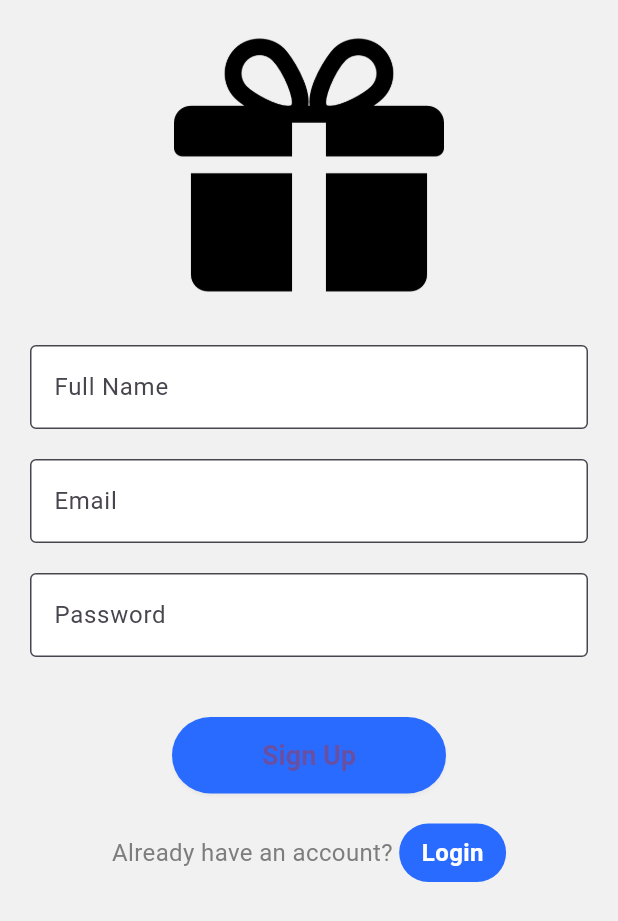
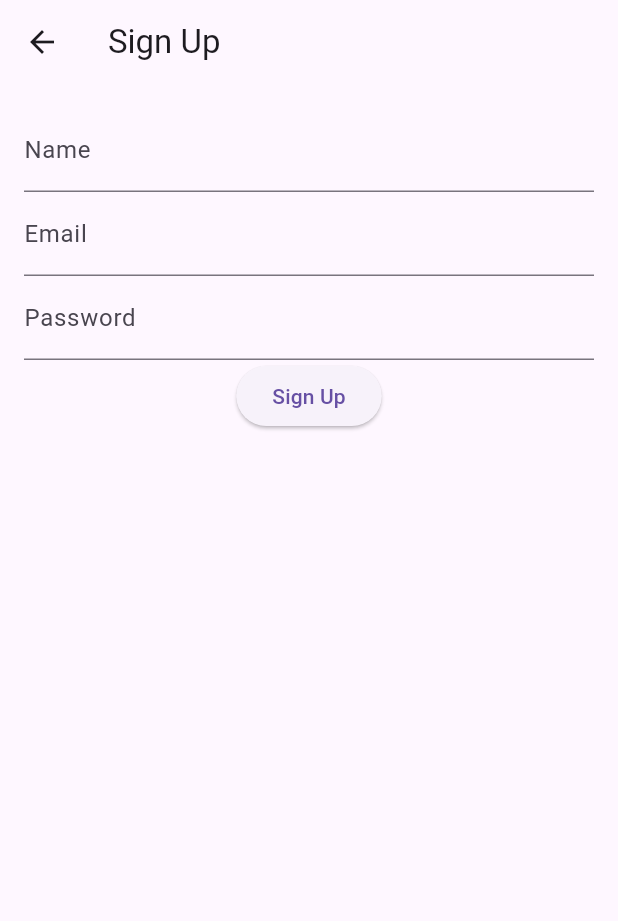
Before and after one commit to OsamaKhaled9/hediaty, a Flutter app: the LandingPage screen opened by its route, after a tap on "Sign Up", on a phone screen of 412 x 824 dp. Shown: the top 921 px of the screen. Run offline on Flutter 3.47's test engine with Material 3 defaults, Android fonts, the phone set to English and light mode, and no system bars; our stand-ins replace firebase_auth, firebase_core, shared_preferences, sqflite, sqflite_common_ffi; accounts and stored records are empty.

Commit message:
signup_page done.

```diff
--- /dev/null
+++ b/lib/core/models/user.dart
@@ -0,0 +1,13 @@
+class User {
+  final String name;
+  final String email;
+
+  User({required this.name, required this.email});
+
+  Map<String, dynamic> toMap() {
+    return {
+      'name': name,
+      'email': email,
+    };
+  }
+}
--- /dev/null
+++ b/lib/db/database_helper.dart
@@ -0,0 +1,50 @@
+import 'package:sqflite/sqflite.dart';
+import 'package:path/path.dart';
+
+class DatabaseHelper {
+  static const _databaseName = 'Hedieaty.db';
+  static const _databaseVersion = 1;
+
+  static const table = 'users';
+  static const columnId = '_id';
+  static const columnName = 'name';
+  static const columnEmail = 'email';
+
+  static final DatabaseHelper instance = DatabaseHelper._init();
+  static Database? _database;
+
+  DatabaseHelper._init();
+
+  Future<Database> get database async {
+    if (_database != null) return _database!;
+    _database = await _initDatabase();
+    return _database!;
+  }
+
+  Future<Database> _initDatabase() async {
+    final dbPath = await getDatabasesPath();
+    final path = join(dbPath, _databaseName);
+
+    return await openDatabase(path, version: _databaseVersion, onCreate: _onCreate);
+  }
+
+  Future _onCreate(Database db, int version) async {
+    await db.execute('''
+      CREATE TABLE $table (
+        $columnId INTEGER PRIMARY KEY,
+        $columnName TEXT NOT NULL,
+        $columnEmail TEXT NOT NULL
+      )
+    ''');
+  }
+
+  Future<int> insert(Map<String, dynamic> row) async {
+    final db = await instance.database;
+    return await db.insert(table, row);
+  }
+
+  Future<List<Map<String, dynamic>>> queryAll() async {
+    final db = await instance.database;
+    return await db.query(table);
+  }
+}
--- /dev/null
+++ b/lib/db/db_init.dart
@@ -0,0 +1,13 @@
+import 'package:sqflite_common_ffi/sqflite_ffi.dart'; // Import sqflite_common_ffi
+import 'database_helper.dart';
+
+class DBInit {
+  static Future<void> setupDB() async {
+    // Initialize the database factory for ffi
+    databaseFactory = databaseFactoryFfi;  // Set up the database factory for FFI
+
+    // This function will run once when the app starts
+    await DatabaseHelper.instance.database;
+    print('Database Initialized!');
+  }
+}
--- a/lib/main.dart
+++ b/lib/main.dart
@@ -1,27 +1,24 @@
 import 'package:flutter/material.dart';
-/*import 'package:flutter_router/flutter_router.dart'; // For navigation
-import 'package:provider/provider.dart';
-import 'package:hediaty/core/models/friends.dart';
-import 'package:hediaty/screens/home_page.dart';
-import 'package:hediaty/screens/event_list_page.dart';
-import 'package:hediaty/screens/gift_list_page.dart';
-import 'package:hediaty/screens/gift_details_page.dart';
-import 'package:hediaty/screens/profile_page.dart';
-import 'package:hediaty/screens/create_event_page.dart';*/
+import 'package:firebase_core/firebase_core.dart';
+import 'package:hediaty/screens/auth/signup_page.dart';
+import 'firebase_options.dart'; // Import the file that contains Firebase options
 import 'package:hediaty/screens/loading_page.dart';
 import 'package:hediaty/screens/auth/landing_page.dart';
-import 'package:hediaty/screens/auth/signup_page.dart';
-import 'package:hediaty/screens/auth/login_page.dart';
-import 'package:firebase_core/firebase_core.dart';
-
-
-
-
 
 void main() async {
-    WidgetsFlutterBinding.ensureInitialized();
-  await Firebase.initializeApp();
-  runApp(MyApp());
+  WidgetsFlutterBinding.ensureInitialized();
+
+  try {
+    // Initialize Firebase with the options.
+    await Firebase.initializeApp(
+      options: DefaultFirebaseOptions.currentPlatform,
+    );
+    print("Firebase initialized");
+  } catch (e) {
+    print("Error initializing Firebase: $e");
+  }
+
+  runApp(const MyApp());
 }
 
 class MyApp extends StatelessWidget {
@@ -30,14 +27,16 @@ class MyApp extends StatelessWidget {
   @override
   Widget build(BuildContext context) {
     return MaterialApp(
-      title: 'Hedieaty',
-      theme: ThemeData(primarySwatch: Colors.blue),
-      initialRoute: '/loading',
+      title: 'Hediaty',
+      theme: ThemeData(
+        primarySwatch: Colors.blue,
+      ),
+      initialRoute: '/loading', // Make sure to load the first screen
       routes: {
-        '/loading': (context) => LoadingPage(),
-        '/landing': (context) => LandingPage(),
-        '/signup': (context) => SignupPage(),
-        //'/login': (context) => LoginPage(),
+        '/loading': (context) => const LoadingPage(),
+        '/landing': (context) => LandingPage(), // Ensure this is correctly defined
+        '/signup': (context) =>SignUpPage(),
+        // Add any other routes needed here
       },
     );
   }
--- a/lib/screens/auth/landing_page.dart
+++ b/lib/screens/auth/landing_page.dart
@@ -2,6 +2,8 @@ import 'package:flutter/material.dart';
 import 'package:shared_preferences/shared_preferences.dart';
 
 class LandingPage extends StatefulWidget {
+  const LandingPage({super.key});
+
   @override
   _LandingPageState createState() => _LandingPageState();
 }
@@ -19,7 +21,7 @@ class _LandingPageState extends State<LandingPage> {
     final bool isFirstTimeUser = prefs.getBool('isFirstTimeUser') ?? true;
 
     // Simulate loading time (1 second)
-    await Future.delayed(Duration(seconds: 1));
+    await Future.delayed(const Duration(seconds: 1));
 
     if (isFirstTimeUser) {
       prefs.setBool('isFirstTimeUser', false); // Set after first launch
@@ -29,7 +31,7 @@ class _LandingPageState extends State<LandingPage> {
   @override
   Widget build(BuildContext context) {
     return Scaffold(
-      backgroundColor: Color(0xFFF1F1F1), // Soft off-white background
+      backgroundColor: const Color(0xFFF1F1F1), // Soft off-white background
       body: Center(
         child: SingleChildScrollView(
           child: Padding(
@@ -44,10 +46,10 @@ class _LandingPageState extends State<LandingPage> {
                   width: 180, // Slightly bigger logo for prominence
                   height: 180,
                 ),
-                SizedBox(height: 30),
+                const SizedBox(height: 30),
 
                 // App Title with elegant typography
-                Text(
+                const Text(
                   'Hedieaty',
                   style: TextStyle(
                     fontSize: 30,
@@ -56,10 +58,10 @@ class _LandingPageState extends State<LandingPage> {
                     letterSpacing: 2, // Subtle spacing for professionalism
                   ),
                 ),
-                SizedBox(height: 10),
+                const SizedBox(height: 10),
 
                 // Subtitle with a professional touch
-                Text(
+                const Text(
                   'Manage your gift lists effortlessly.',
                   style: TextStyle(
                     fontSize: 18,
@@ -67,31 +69,31 @@ class _LandingPageState extends State<LandingPage> {
                   ),
                   textAlign: TextAlign.center,
                 ),
-                SizedBox(height: 50),
+                const SizedBox(height: 50),
 
                 // Sign Up Button (Primary Action)
                 ElevatedButton(
                   onPressed: () {
                     Navigator.pushReplacementNamed(context, '/signup');
                   },
-                  child: Text('Sign Up'),
                   style: ElevatedButton.styleFrom(
-                    backgroundColor: Color(0xFF2A6BFF), // Professional blue
-                    padding: EdgeInsets.symmetric(horizontal: 60, vertical: 15),
-                    textStyle: TextStyle(fontSize: 18, fontWeight: FontWeight.bold),
+                    backgroundColor: const Color(0xFF2A6BFF), // Professional blue
+                    padding: const EdgeInsets.symmetric(horizontal: 60, vertical: 15),
+                    textStyle: const TextStyle(fontSize: 18, fontWeight: FontWeight.bold),
                     shape: RoundedRectangleBorder(
                       borderRadius: BorderRadius.circular(30), // Rounded corners
                     ),
                     shadowColor: Colors.black.withOpacity(0.2), // Shadow for depth
                   ),
+                  child: Text('Sign Up'),
                 ),
-                SizedBox(height: 20),
+                const SizedBox(height: 20),
 
                 // Login Prompt Text with Login Button
                 Row(
                   mainAxisAlignment: MainAxisAlignment.center,
                   children: [
-                    Text(
+                    const Text(
                       'Already have an account? ',
                       style: TextStyle(
                         fontSize: 16,
@@ -103,12 +105,12 @@ class _LandingPageState extends State<LandingPage> {
                         Navigator.pushReplacementNamed(context, '/login');
                       },
                       child: Container(
-                        padding: EdgeInsets.symmetric(horizontal: 15, vertical: 8),
+                        padding: const EdgeInsets.symmetric(horizontal: 15, vertical: 8),
                         decoration: BoxDecoration(
-                          color: Color(0xFF2A6BFF), // Same blue as the primary button
+                          color: const Color(0xFF2A6BFF), // Same blue as the primary button
                           borderRadius: BorderRadius.circular(25), // Rounded corners
                         ),
-                        child: Text(
+                        child: const Text(
                           'Login',
                           style: TextStyle(
                             fontSize: 16,
--- a/lib/screens/auth/signup_page.dart
+++ b/lib/screens/auth/signup_page.dart
@@ -1,35 +1,44 @@
 import 'package:flutter/material.dart';
 import 'package:firebase_auth/firebase_auth.dart';
-import 'package:shared_preferences/shared_preferences.dart';
+import 'package:hediaty/db/db_init.dart';
+import 'package:hediaty/db/database_helper.dart';
 
-class SignupPage extends StatefulWidget {
+class SignUpPage extends StatefulWidget {
   @override
-  _SignupPageState createState() => _SignupPageState();
+  _SignUpPageState createState() => _SignUpPageState();
 }
 
-class _SignupPageState extends State<SignupPage> {
+class _SignUpPageState extends State<SignUpPage> {
   final _emailController = TextEditingController();
   final _passwordController = TextEditingController();
   final _nameController = TextEditingController();
 
-  String? _errorMessage;
+  String _errorMessage = "";
 
-  // Function to handle sign-up logic
+  @override
+  void initState() {
+    super.initState();
+    // Initialize database when the screen loads
+    DBInit.setupDB();
+  }
+
   Future<void> _signup() async {
     try {
-      // Firebase Auth: Create User with Email and Password
+      // Firebase Authentication logic
       UserCredential userCredential = await FirebaseAuth.instance
           .createUserWithEmailAndPassword(
-              email: _emailController.text, password: _passwordController.text);
+              email: _emailController.text,
+              password: _passwordController.text);
 
-      // Store user information locally
-      SharedPreferences prefs = await SharedPreferences.getInstance();
-      prefs.setString('userName', _nameController.text);
-      prefs.setString('userEmail', _emailController.text);
+      // Store user data in SQLite locally
+      Map<String, dynamic> row = {
+        'name': _nameController.text,
+        'email': _emailController.text
+      };
+      await DatabaseHelper.instance.insert(row);
 
-      // Redirect to the login or main page after successful signup
-      Navigator.pushReplacementNamed(context, '/login'); // Or '/home'
-
+      // Navigate to login page
+      Navigator.pushReplacementNamed(context, '/login');
     } catch (e) {
       setState(() {
         _errorMessage = e.toString();
@@ -40,116 +49,34 @@ class _SignupPageState extends State<SignupPage> {
   @override
   Widget build(BuildContext context) {
     return Scaffold(
-      backgroundColor: Color(0xFFF1F1F1), // Soft off-white background
-      body: SingleChildScrollView(
-        child: Padding(
-          padding: const EdgeInsets.all(20.0),
+      appBar: AppBar(title: Text("Sign Up")),
+      body: Padding(
+        padding: const EdgeInsets.all(16.0),
         child: Column(
-            children: <Widget>[
-              // App Logo (same as Landing page)
-              Image.asset(
-                'assets/images/logo.png',
-                width: 180,
-                height: 180,
-              ),
-              SizedBox(height: 30),
-
-              // Name Field
+          children: [
             TextField(
               controller: _nameController,
-                decoration: InputDecoration(
-                  labelText: 'Full Name',
-                  filled: true,
-                  fillColor: Colors.white,
-                  border: OutlineInputBorder(),
+              decoration: InputDecoration(labelText: 'Name'),
             ),
-              ),
-              SizedBox(height: 20),
-
-              // Email Field
             TextField(
               controller: _emailController,
-                decoration: InputDecoration(
-                  labelText: 'Email',
-                  filled: true,
-                  fillColor: Colors.white,
-                  border: OutlineInputBorder(),
+              decoration: InputDecoration(labelText: 'Email'),
             ),
-              ),
-              SizedBox(height: 20),
-
-              // Password Field
             TextField(
               controller: _passwordController,
+              decoration: InputDecoration(labelText: 'Password'),
               obscureText: true,
-                decoration: InputDecoration(
-                  labelText: 'Password',
-                  filled: true,
-                  fillColor: Colors.white,
-                  border: OutlineInputBorder(),
             ),
-              ),
-              SizedBox(height: 20),
-
-              // Display Error Message if exists
-              if (_errorMessage != null)
-                Text(
-                  _errorMessage!,
-                  style: TextStyle(color: Colors.red),
-                ),
-              SizedBox(height: 20),
-
-              // Sign Up Button
             ElevatedButton(
               onPressed: _signup,
               child: Text('Sign Up'),
-                style: ElevatedButton.styleFrom(
-                  backgroundColor: Color(0xFF2A6BFF), // Professional blue
-                  padding: EdgeInsets.symmetric(horizontal: 60, vertical: 15),
-                  textStyle: TextStyle(fontSize: 18, fontWeight: FontWeight.bold),
-                  shape: RoundedRectangleBorder(
-                    borderRadius: BorderRadius.circular(30),
             ),
-                  shadowColor: Colors.black.withOpacity(0.2),
-                ),
-              ),
-              SizedBox(height: 20),
-
-              // Already have an account? Login
-              Row(
-                mainAxisAlignment: MainAxisAlignment.center,
-                children: [
+            if (_errorMessage.isNotEmpty)
               Text(
-                    'Already have an account? ',
-                    style: TextStyle(
-                      fontSize: 16,
-                      color: Color(0xFF7D7D7D),
-                    ),
-                  ),
-                  GestureDetector(
-                    onTap: () {
-                      Navigator.pushReplacementNamed(context, '/login');
-                    },
-                    child: Container(
-                      padding: EdgeInsets.symmetric(horizontal: 15, vertical: 8),
-                      decoration: BoxDecoration(
-                        color: Color(0xFF2A6BFF),
-                        borderRadius: BorderRadius.circular(25),
-                      ),
-                      child: Text(
-                        'Login',
-                        style: TextStyle(
-                          fontSize: 16,
-                          color: Colors.white,
-                          fontWeight: FontWeight.bold,
-                        ),
-                      ),
-                    ),
+                _errorMessage,
+                style: TextStyle(color: Colors.red),
               ),
           ],
-              ),
-            ],
-          ),
         ),
       ),
     );
--- a/lib/screens/loading_page.dart
+++ b/lib/screens/loading_page.dart
@@ -41,19 +41,19 @@ class _LoadingPageState extends State<LoadingPage> {
           children: [
             // Gift Icon with animation
             AnimatedContainer(
-              duration: Duration(seconds: 1),
+              duration: const Duration(seconds: 1),
               curve: Curves.easeInOut,
               width: 80,
               height: 80,
-              child: Icon(
+              child: const Icon(
                 Icons.card_giftcard, // Gift icon
                 size: 80,
                 color: Color(0xFF2A6BFF), // Same blue color for consistency
               ),
             ),
-            SizedBox(height: 20),
+            const SizedBox(height: 20),
             // Loading text below the icon
-            Text(
+            const Text(
               'Loading...',
               style: TextStyle(
                 fontSize: 18,
--- a/pubspec.yaml
+++ b/pubspec.yaml
@@ -35,6 +35,9 @@ dependencies:
   firebase_core: ^3.8.0
   firebase_auth: ^5.3.3
   cloud_firestore: ^5.5.0
+  sqflite: ^2.0.0+4
+  sqflite_common_ffi: ^2.0.0  # Add this line to include the ffi version of sqflite
+  path: ^1.8.0
   provider: ^6.1.2
   flutter_router: ^1.0.0 # for routing
   cached_network_image: ^3.2.3 # for caching images
```
Also changed, not shown: lib/firebase_options.dart, pubspec.lock, 1 other file. Lines whose indentation alone changed are shown as unchanged.
